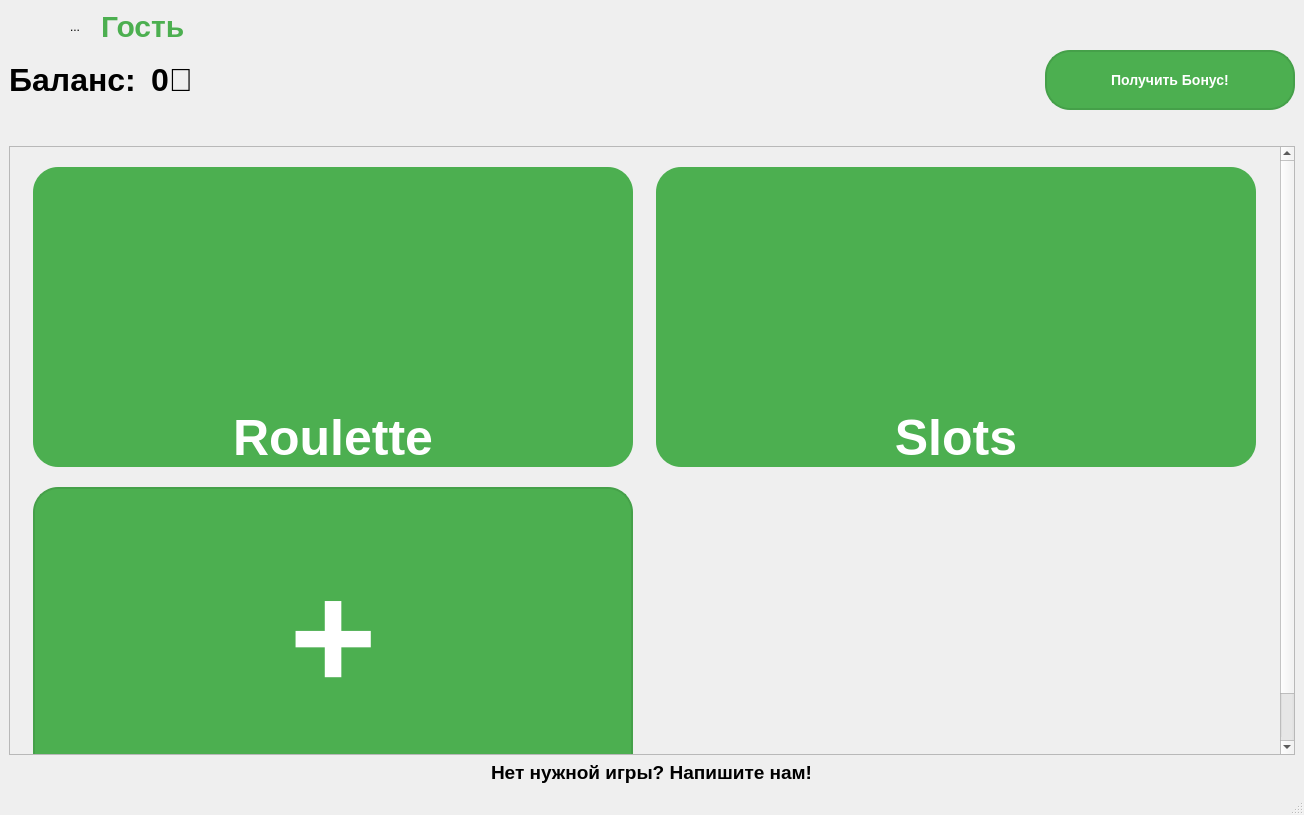
Above: Windows/Main/mainwindow.ui from XooWI/SlashGames before the change. Below: the same form after it.
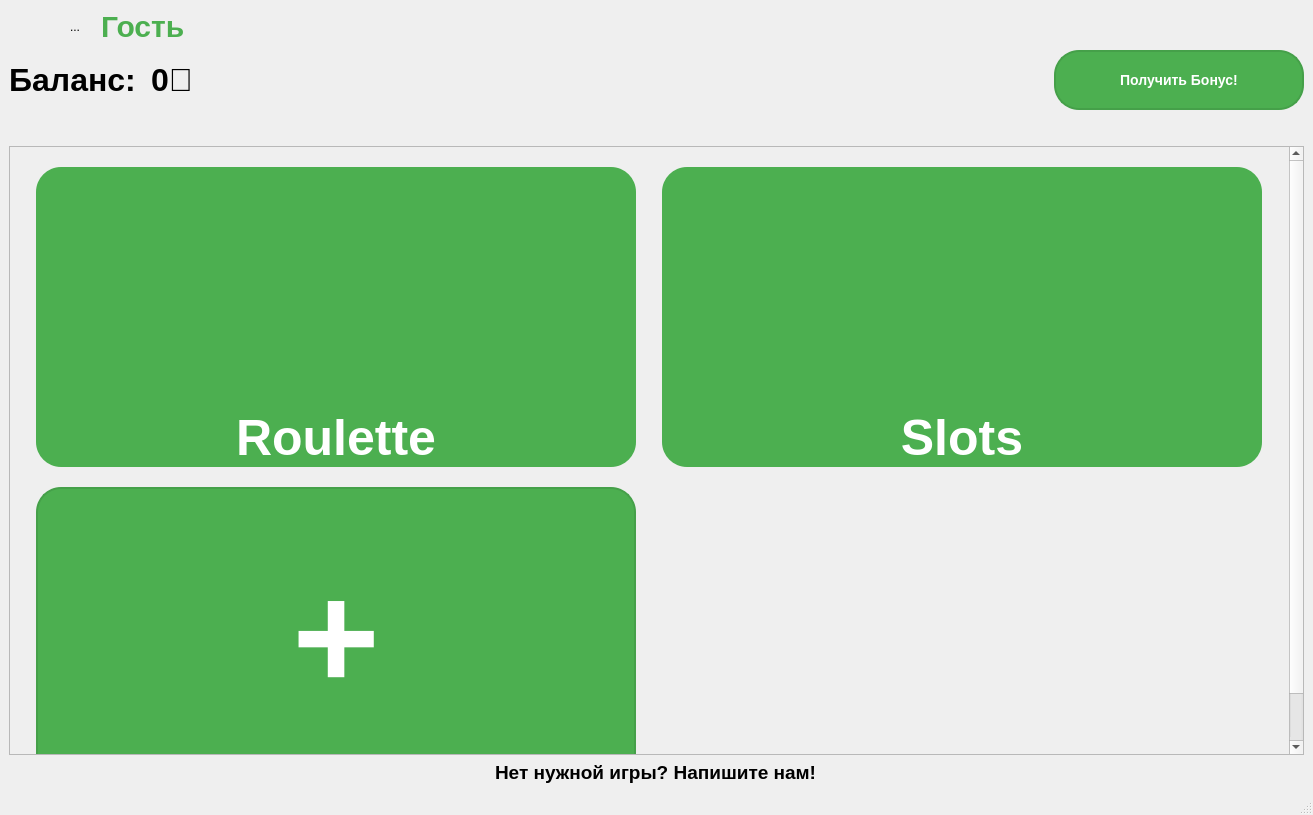
That is the form after the change. Icons and pictures are not drawn.

Commit message:
Dynamic resizing of buttons has been implemented
- Dynamic resizing of buttons has been implemented depending on the window size

What changed in the file:
```diff
--- a/Windows/Main/mainwindow.ui
+++ b/Windows/Main/mainwindow.ui
@@ -6,7 +6,7 @@
    <rect>
     <x>0</x>
     <y>0</y>
-    <width>1304</width>
+    <width>1313</width>
     <height>815</height>
    </rect>
   </property>
@@ -18,8 +18,8 @@
   </property>
   <property name="minimumSize">
    <size>
-    <width>1300</width>
-    <height>800</height>
+    <width>1000</width>
+    <height>600</height>
    </size>
   </property>
   <property name="cursor">
@@ -90,7 +90,7 @@
         <rect>
          <x>0</x>
          <y>0</y>
-         <width>1259</width>
+         <width>1268</width>
          <height>660</height>
         </rect>
        </property>
```
Left out of the diff: 14 changed lines with no effect on the pictures. The commit also changes 2 other files.
